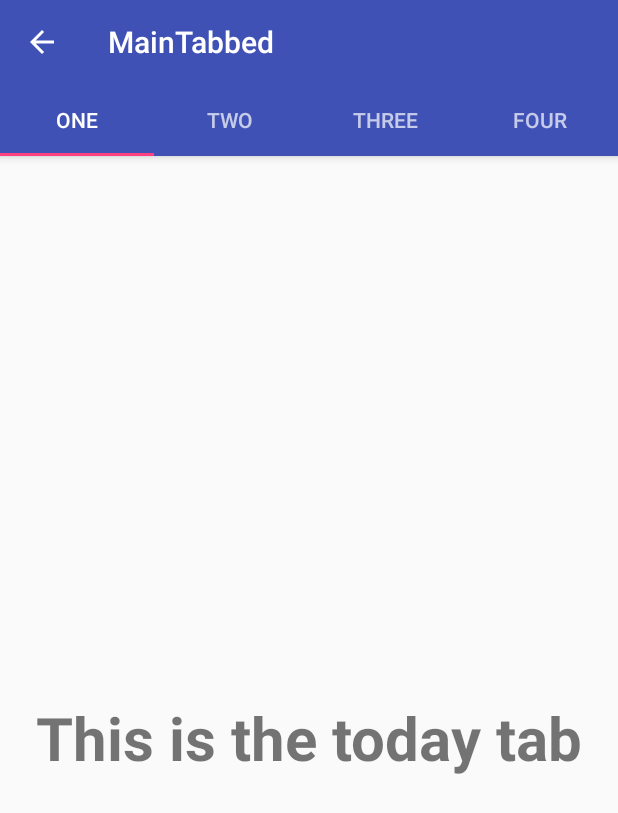
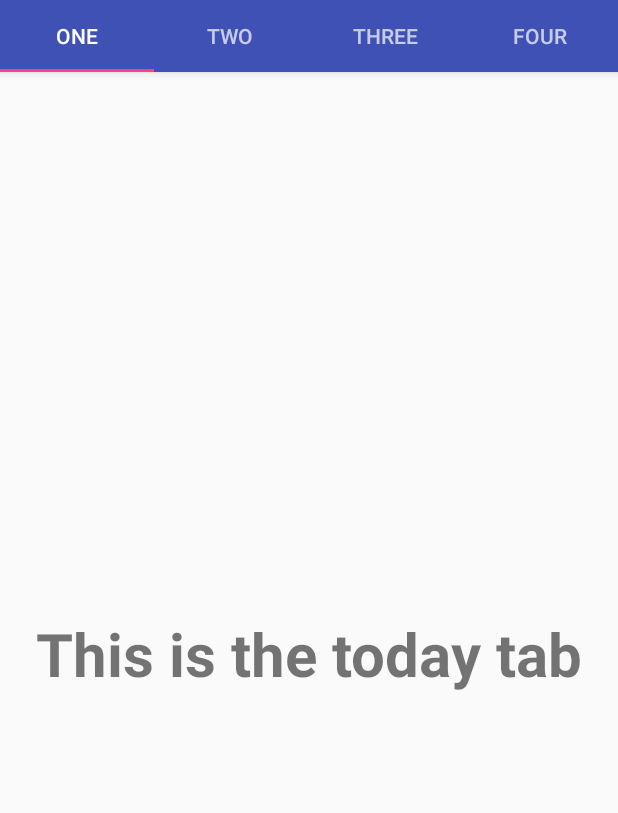
Before and after one commit to orwhaleca/cosc625_fashionadvisor, an Android app: the screen it shows after launch (MainTabbed), on a phone screen of 412 x 824 dp. Shown: the top 813 px of the screen. Run offline under Robolectric (Android 15) with nearby library versions, the phone set to English and light mode, and no system bars.

Commit message:
Removed that ugly title bar at the top :)

```diff
--- a/FashionAdvisor/app/src/main/java/cosc625/fashionadvisor/MainTabbed.java
+++ b/FashionAdvisor/app/src/main/java/cosc625/fashionadvisor/MainTabbed.java
@@ -8,6 +8,7 @@ import android.support.v4.app.FragmentPagerAdapter;
 import android.support.v4.view.ViewPager;
 import android.support.v7.app.AppCompatActivity;
 import android.support.v7.widget.Toolbar;
+import android.view.Window;
 
 import java.util.ArrayList;
 import java.util.List;
@@ -27,7 +28,8 @@ public class MainTabbed extends AppCompatActivity  {
         toolbar = (Toolbar) findViewById(R.id.toolbar);
         setSupportActionBar(toolbar);
 
-        getSupportActionBar().setDisplayHomeAsUpEnabled(true);
+        getSupportActionBar().setDisplayHomeAsUpEnabled(false);
+        getSupportActionBar().hide();
 
         viewPager = (ViewPager) findViewById(R.id.viewpager);
         setupViewPager(viewPager);
@@ -49,6 +51,7 @@ public class MainTabbed extends AppCompatActivity  {
 
     private void setupViewPager(ViewPager viewPager) {
         ViewPagerAdapter adapter = new ViewPagerAdapter(getSupportFragmentManager());
+        //TODO: create icons for these tabs and use those instead
         adapter.addFragment(new Today(), "ONE");
         adapter.addFragment(new Plan(), "TWO");
         adapter.addFragment(new Wardrobe(), "THREE");
--- a/FashionAdvisor/app/src/main/res/layout/activity_main_tabbed.xml
+++ b/FashionAdvisor/app/src/main/res/layout/activity_main_tabbed.xml
@@ -9,8 +9,6 @@
         xmlns:tools="http://schemas.android.com/tools"
         tools:context="cosc625.fashionadvisor.MainTabbed"
      -->
-
-    <!-- TODO: remove bar at the top with class name and back button -->
 
     <android.support.design.widget.AppBarLayout
         android:layout_width="match_parent"
--- a/FashionAdvisor/app/src/main/res/values/colors.xml
+++ b/FashionAdvisor/app/src/main/res/values/colors.xml
@@ -8,3 +8,5 @@
     <color name="navigationBarColor">#000000</color>
     <color name="backgroundSalmon">#FF4F48</color>
 </resources>
+
+<!-- TODO: toolbar and notification bar are similar colors and it bugs me -->
--- a/FashionAdvisor/app/src/main/res/values/styles.xml
+++ b/FashionAdvisor/app/src/main/res/values/styles.xml
@@ -5,7 +5,7 @@
         <!-- Customize your theme here. -->
     </style>
 
-    <style name="FashionTheme.Base" parent="Theme.AppCompat.Light.DarkActionBar">
+    <style name="FashionTheme.Base" parent="Theme.AppCompat.Light.NoActionBar">
         <item name="windowNoTitle">true</item>
         <item name="windowActionBar">false</item>
         <item name="colorPrimary">@color/colorPrimary</item>
```
